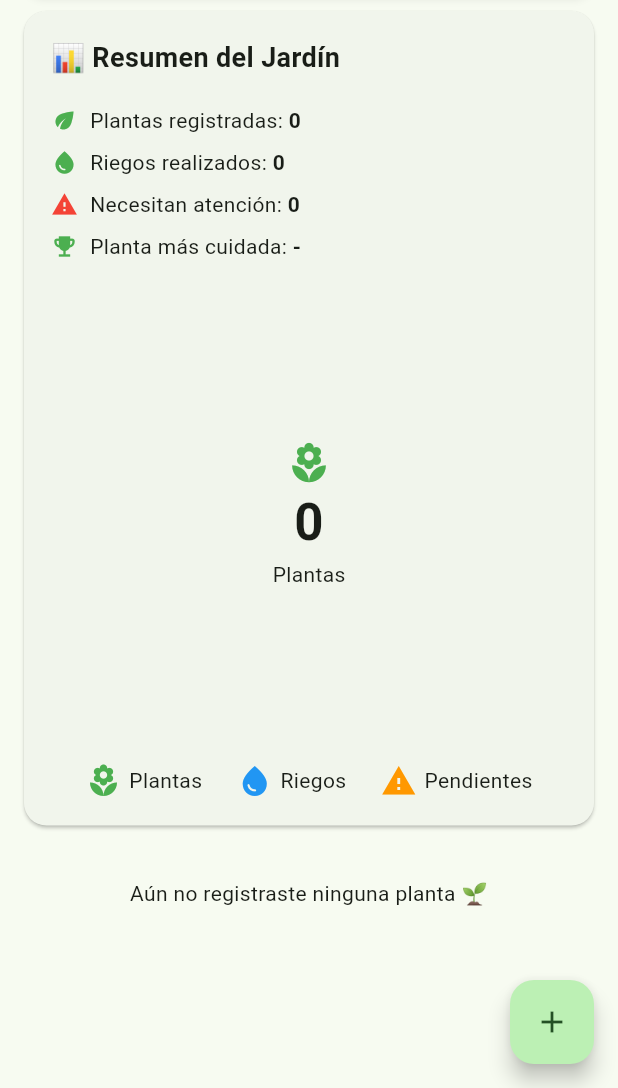
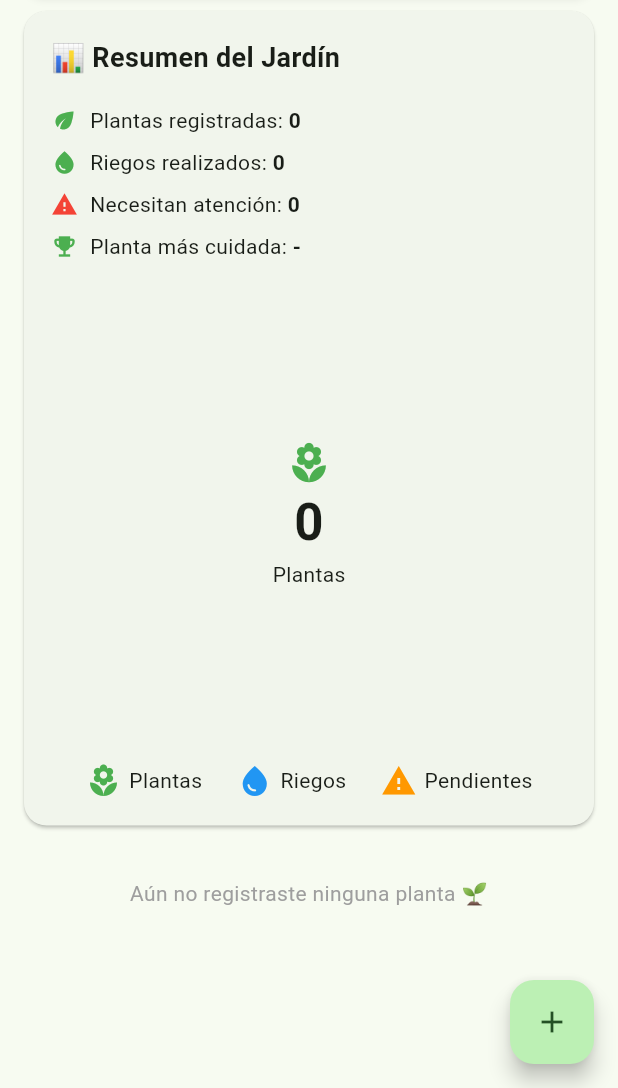
Before and after one commit to Nella999/ProyectoRiegame, a Flutter app: the screen it shows after launch, scrolled down 97 dp, on a phone screen of 412 x 824 dp, the part 148-1236 px from its top. Run offline on Flutter 3.47's test engine with Material 3 defaults, Android fonts, the phone set to English and light mode, and no system bars; drawn by our look-alikes of fl_chart; our stand-ins replace cloud_firestore, firebase_core, flutter_dotenv, flutter_local_notifications, google_generative_ai; accounts and stored records are empty.

Commit message:
se actualizaron comentarios

```diff
--- a/lib/screens/inicio.dart
+++ b/lib/screens/inicio.dart
@@ -10,6 +10,7 @@ import '../widgets/estadisticas_card.dart';
 import 'consulta_ia.dart';
 
 //Pantalla principal de la aplicación.
+//Muestra un resumen de estadísticas del jardín y la lista de plantas registradas.
 class Inicio extends StatefulWidget {
   const Inicio({super.key});
 
@@ -18,7 +19,7 @@ class Inicio extends StatefulWidget {
 }
 
 class _InicioState extends State<Inicio> {
-  // Instancia del ViewModel para gestionar la lógica de las plantas.
+  //Instancia del ViewModel para gestionar la lógica de negocio y comunicación con Firestore.
   final PlantaViewModel viewModel = PlantaViewModel();
 
   @override
@@ -27,7 +28,7 @@ class _InicioState extends State<Inicio> {
       appBar: AppBar(
         title: const Text("¡Riégame!"),
         actions: [
-          // Botón para navegar a la consulta IA
+          //Botón para navegar a la consulta con Inteligencia Artificial (Gemini).
           IconButton(
             icon: const Icon(Icons.smart_toy),
             tooltip: "Consultar IA",
@@ -45,25 +46,29 @@ class _InicioState extends State<Inicio> {
       body: SingleChildScrollView(
         child: Column(
           children: [
-            // Card de bienvenida.
+            //Card decorativo que da la bienvenida al usuario.
             const BienvenidaCard(),
-            // Card que muestra métricas globales
+
+            //Dashboard que muestra métricas globales (plantas, riegos y alertas).
             EstadisticasCard(
               viewModel: viewModel,
             ),
+
             const SizedBox(height: 15),
-            // Sección de la lista de plantas.
+
+            //Sección que renderiza la lista de plantas escuchando cambios en tiempo real.
             _buildListaPlantas(),
-            const SizedBox(height: 100),
+
+            const SizedBox(height: 100), // Espacio de seguridad para el botón flotante.
           ],
         ),
       ),
-      // Botón flotante para registrar nuevas plantas.
+      //Botón flotante para registrar nuevas integrantes al jardín.
       floatingActionButton: _buildBotonAgregar(context),
     );
   }
 
-  //Construye la lista de plantas escuchando los cambios en Firestore en tiempo real.
+  //Construye la lista de plantas utilizando un StreamBuilder para actualizaciones automáticas.
   Widget _buildListaPlantas() {
     return StreamBuilder<QuerySnapshot>(
       stream: viewModel.obtenerPlantas(),
@@ -81,7 +86,11 @@ class _InicioState extends State<Inicio> {
           return const Center(
             child: Padding(
               padding: EdgeInsets.all(20),
-              child: Text("Aún no registraste ninguna planta 🌱", textAlign: TextAlign.center),
+              child: Text(
+                "Aún no registraste ninguna planta 🌱",
+                textAlign: TextAlign.center,
+                style: TextStyle(color: Colors.grey),
+              ),
             ),
           );
         }
@@ -91,14 +100,14 @@ class _InicioState extends State<Inicio> {
           physics: const NeverScrollableScrollPhysics(),
           itemCount: plantasDocs.length,
           itemBuilder: (context, index) {
-            // De documento Firestore a modelo Planta.
+            //Mapeo del documento de Firestore al modelo de datos Planta.
             final planta = Planta.fromMap(
               plantasDocs[index].data() as Map<String, dynamic>,
             );
 
             return PlantaCard(
               planta: planta,
-              // Lógica para eliminar una planta con confirmación previa.
+              //Lógica de eliminación con confirmación y limpieza de registros relacionados.
               onDelete: () async {
                 final confirmar = await showDialog<bool>(
                   context: context,
@@ -106,7 +115,7 @@ class _InicioState extends State<Inicio> {
                     return AlertDialog(
                       title: const Text("Eliminar planta"),
                       content: Text(
-                        "¿Deseas eliminar '${planta.nombre}'?\n\nEsta acción borrará todos sus riegos y registros.",
+                        "¿Deseas eliminar '${planta.nombre}'?\n\nEsta acción borrará todos sus riegos y registros de forma permanente.",
                       ),
                       actions: [
                         TextButton(
@@ -115,6 +124,10 @@ class _InicioState extends State<Inicio> {
                         ),
                         ElevatedButton(
                           onPressed: () => Navigator.pop(context, true),
+                          style: ElevatedButton.styleFrom(
+                            backgroundColor: Colors.red.shade50,
+                            foregroundColor: Colors.red
+                          ),
                           child: const Text("Eliminar"),
                         ),
                       ],
@@ -124,13 +137,13 @@ class _InicioState extends State<Inicio> {
 
                 if (confirmar == true) {
                   await viewModel.eliminarPlanta(planta.id);
-                  if (!context.mounted) return;
+                  if (!mounted) return;
                   ScaffoldMessenger.of(context).showSnackBar(
-                    SnackBar(content: Text("${planta.nombre} fue eliminada.")),
+                    SnackBar(content: Text("${planta.nombre} fue eliminada del jardín.")),
                   );
                 }
               },
-              // Navegación al detalle de la planta al tocar el card.
+              //Navegación a la pantalla de detalles al tocar la tarjeta.
               onTap: () {
                 Navigator.push(
                   context,
@@ -146,7 +159,10 @@ class _InicioState extends State<Inicio> {
     );
   }
 
-  //Construye el botón flotante de agregar.
+
+
+
+  //Construye el botón circular flotante para agregar plantas.
   Widget _buildBotonAgregar(BuildContext context) {
     return FloatingActionButton(
       onPressed: () {
```
Also changed, not shown: lib/services/firestore_service.dart (+17 -8 lines).
